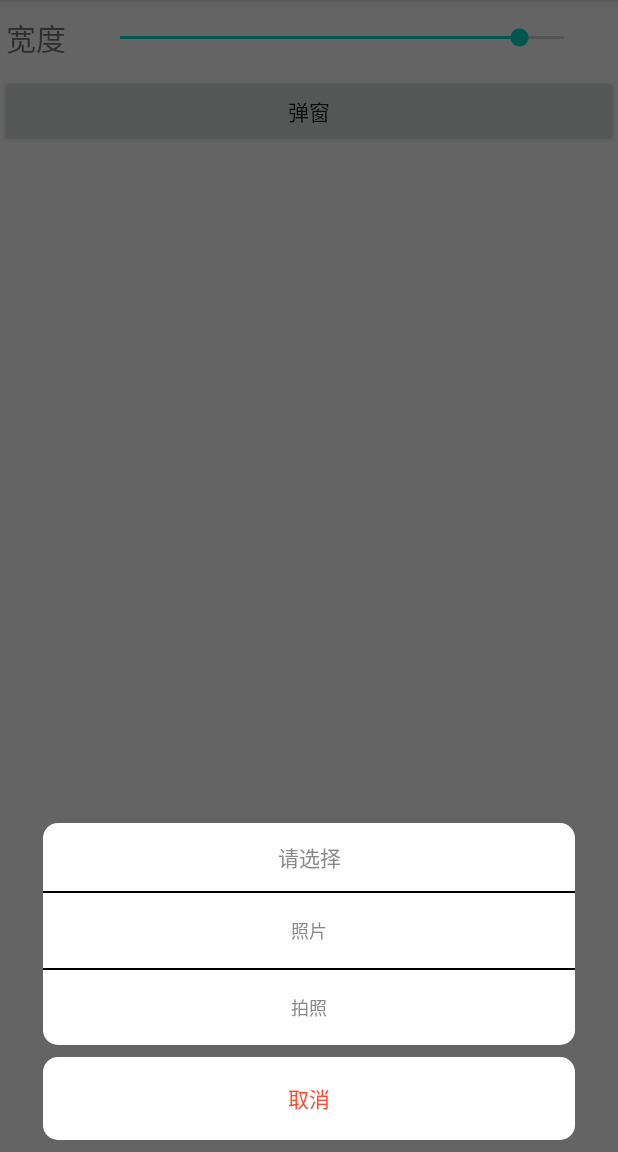
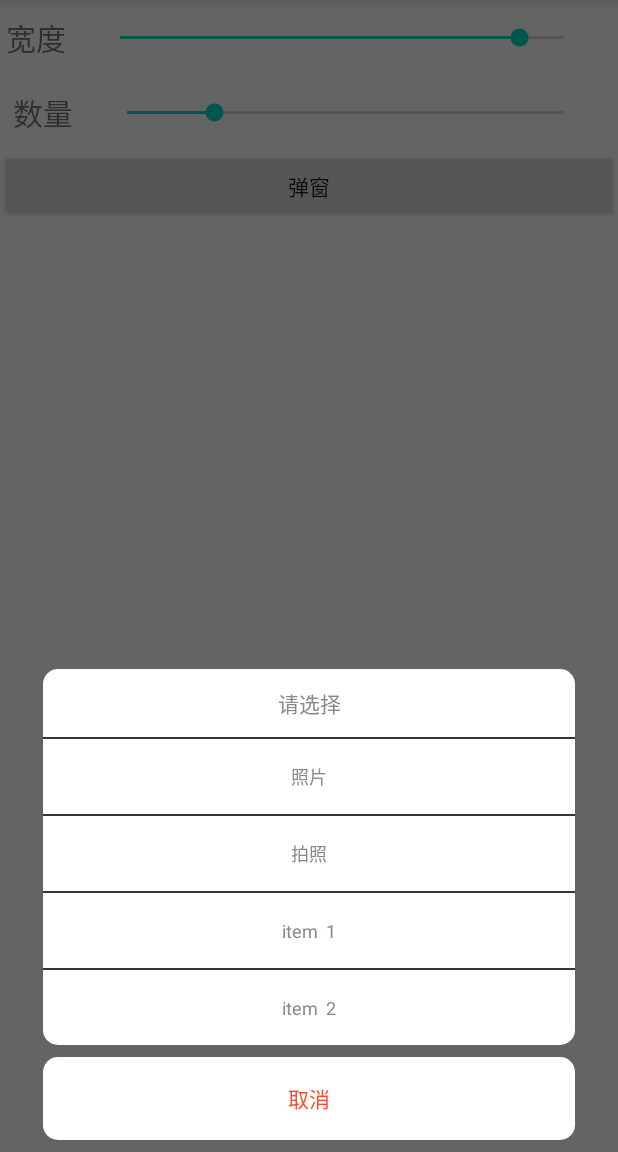
Before and after one commit to JiangHaiYang01/SheetDialog, an Android app: the screen it shows after launch (MainActivity), after a tap on "弹窗", on a phone screen of 412 x 824 dp, the part 84-1236 px from its top. Run offline under Robolectric (Android 15) with nearby library versions, the phone set to English and light mode, and no system bars.

Commit message:
update README.md

```diff
--- a/app/src/main/java/com/allens/dialog/MainActivity.kt
+++ b/app/src/main/java/com/allens/dialog/MainActivity.kt
@@ -15,6 +15,7 @@ import kotlinx.android.synthetic.main.activity_main.*
 class MainActivity : AppCompatActivity() {
 
     private var with = 0.9
+    private var itemSize = 2
 
     override fun onCreate(savedInstanceState: Bundle?) {
         super.onCreate(savedInstanceState)
@@ -38,23 +39,23 @@ class MainActivity : AppCompatActivity() {
             }
         })
 
-//        override fun onClick(v: View) {
-//            when(v.id){
-//                R.id.btnLight ->{
-//                    setDefaultNightMode(MODE_NIGHT_NO)
-//                }
-//                R.id.btnDark ->{
-//                    setDefaultNightMode(MODE_NIGHT_YES)
-//                }
-//                R.id.btnDefault ->{
-//                    setDefaultNightMode(MODE_NIGHT_FOLLOW_SYSTEM)
-//                }
-//            }
-//        }
+        size.setOnSeekBarChangeListener(object : SeekBar.OnSeekBarChangeListener {
+            override fun onProgressChanged(p0: SeekBar?, p1: Int, p2: Boolean) {
+                if (p2) {
+                    itemSize = p1
+                }
+            }
+
+            override fun onStartTrackingTouch(p0: SeekBar?) {
+            }
+
+            override fun onStopTrackingTouch(p0: SeekBar?) {
+            }
+        })
 
 
         btn_switch.setOnClickListener {
-            SheetDialog(this)
+            val dialog = SheetDialog(this)
                 .setDialogWidth(with) //宽度比例  这个方法要放在create 之前 才有限
                 .create()
                 .setTitle("请选择") //title 提示
@@ -62,7 +63,10 @@ class MainActivity : AppCompatActivity() {
 //                .setCancelTvColor(Color.RED)//设置cancel  颜色
 //                .setCancelTvMsg("取消") //设置cancel 文案
 //                .setCancelTvSize(16f)//设置cancel 字体大小
-                .setLineColor(Color.BLACK)
+//                .setCancelTvMsg("取消")
+//                .setCanceledOnTouchOutside(true) //点击其他位置是否能够取消
+//                .setCancelable(true) //是否点击返回能够取消
+//                .setLineColor(Color.BLACK)//中间分割线的颜色
                 .addSheetItem("照片", object : OnSheetItemClickListener() {
                     override fun onSheetItemClick() {
                         Toast.makeText(this@MainActivity, "照片", Toast.LENGTH_SHORT).show()
@@ -73,9 +77,14 @@ class MainActivity : AppCompatActivity() {
                         Toast.makeText(this@MainActivity, "拍照", Toast.LENGTH_SHORT).show()
                     }
                 })
-//                .setCancelTvMsg("取消")
-//                .setCanceledOnTouchOutside(true) //点击其他位置是否能够取消
-//                .setCancelable(true) //是否点击返回能够取消
+            for (i in 1..itemSize) {
+                dialog.addSheetItem("item  $i", object : OnSheetItemClickListener() {
+                    override fun onSheetItemClick() {
+                        Toast.makeText(this@MainActivity, "item  $i", Toast.LENGTH_SHORT).show()
+                    }
+                })
+            }
+            dialog
                 .show()
         }
     }
--- a/app/src/main/res/layout/activity_main.xml
+++ b/app/src/main/res/layout/activity_main.xml
@@ -31,6 +31,34 @@
             android:max="10"
             android:progress="9" />
 
+
+    </LinearLayout>
+
+
+    <LinearLayout
+        android:layout_width="match_parent"
+        android:layout_height="50dp"
+        android:gravity="center"
+        android:orientation="horizontal">
+
+        <TextView
+            android:layout_width="wrap_content"
+            android:layout_height="wrap_content"
+            android:layout_marginLeft="4dp"
+            android:text=" 数量"
+            android:textSize="20sp" />
+
+        <SeekBar
+            android:id="@+id/size"
+            android:layout_width="0dp"
+            android:layout_height="wrap_content"
+            android:layout_marginStart="20dp"
+            android:layout_marginEnd="20dp"
+            android:layout_weight="1"
+            android:max="10"
+            android:progress="2" />
+
+
     </LinearLayout>
 
 
--- a/lib_dialog/src/main/kotlin/dialog/SheetDialog.kt
+++ b/lib_dialog/src/main/kotlin/dialog/SheetDialog.kt
@@ -188,7 +188,7 @@ class SheetDialog(private val context: Context) : BottomDialog(context = context
 
 
     fun addSheetItem(itemName: String): SheetDialog {
-        addSheetItem(itemName, R.color.color_text_line, null)
+        addSheetItem(itemName, context.resources.getColor(R.color.color_text_line), null)
         return this
     }
 
```
Also changed, not shown: 1 other file.
